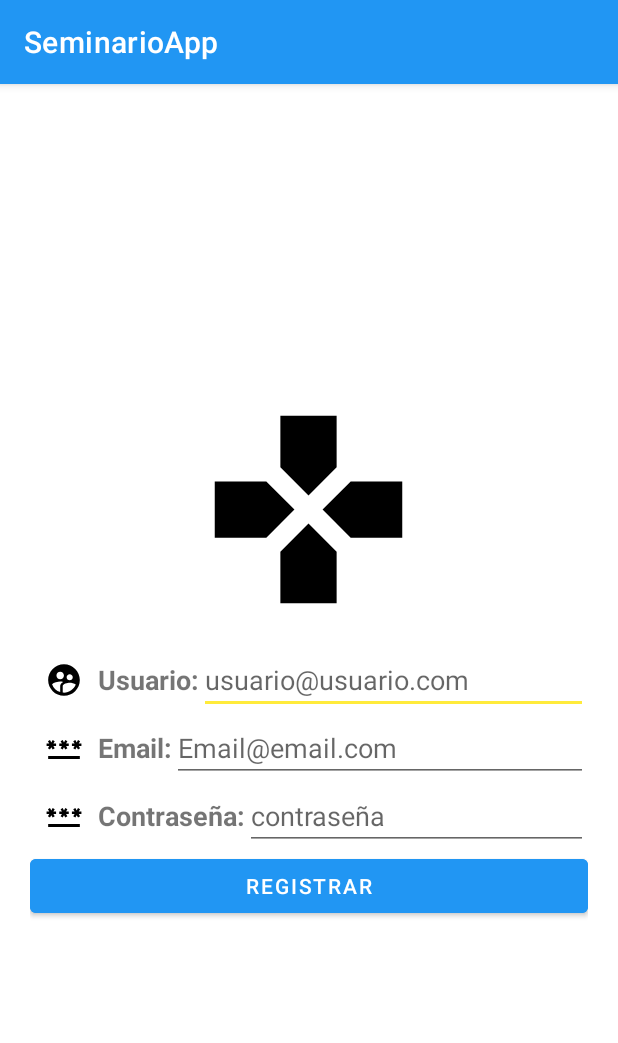
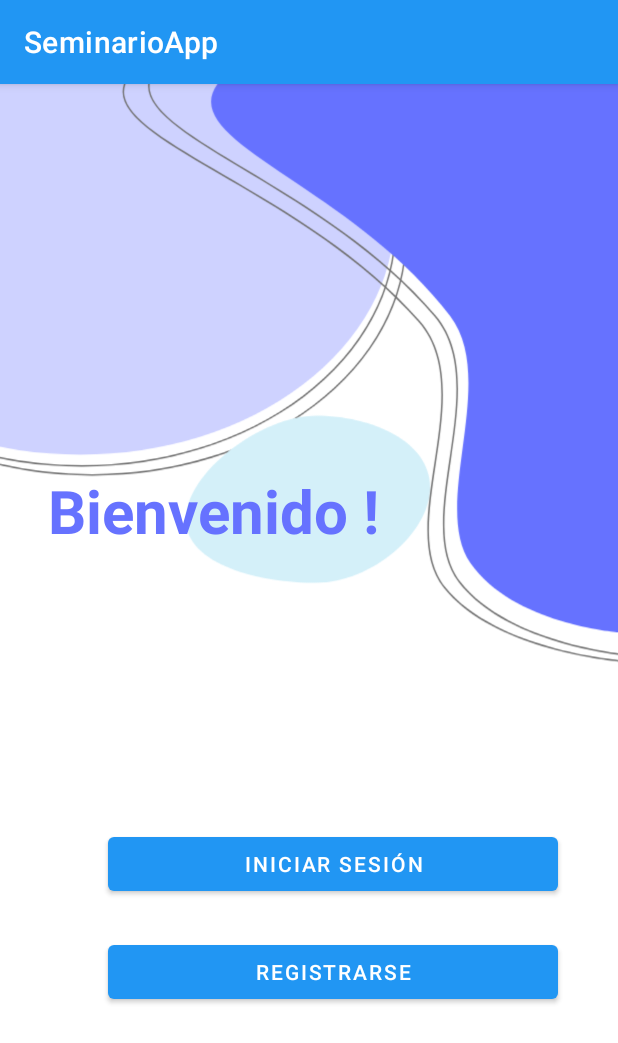
Before and after one commit to vprada25/SeminarioApp, an Android app: the screen it shows after launch (LoginActivity before the commit, MainActivity after it), on a phone screen of 412 x 824 dp. Shown: the top 1043 px of the screen. Run offline under Robolectric (Android 15) with nearby library versions, the phone set to English and light mode, and no system bars.

Commit message:
feat(login-activity): implementing login activity and adjust funcionality with firebase

```diff
--- a/app/src/main/java/com/example/seminarioapp/MainActivity.java
+++ b/app/src/main/java/com/example/seminarioapp/MainActivity.java
@@ -2,13 +2,32 @@ package com.example.seminarioapp;
 
 import androidx.appcompat.app.AppCompatActivity;
 
+import android.content.Intent;
 import android.os.Bundle;
+import android.widget.Button;
 
 public class MainActivity extends AppCompatActivity {
+
+    Button mBtnRegister;
+    Button mBtnLogin;
 
     @Override
     protected void onCreate(Bundle savedInstanceState) {
         super.onCreate(savedInstanceState);
         setContentView(R.layout.activity_main);
+
+        mBtnLogin = findViewById(R.id.btn_login);
+        mBtnRegister = findViewById(R.id.btn_register);
+
+        mBtnRegister.setOnClickListener(v -> {
+            startActivity(new Intent(MainActivity.this, RegisterActivity.class));
+        });
+
+        mBtnLogin.setOnClickListener(v -> {
+            startActivity(new Intent(MainActivity.this, LoginActivity.class));
+        });
+
+
+
     }
 }
--- a/app/src/main/res/layout/activity_login.xml
+++ b/app/src/main/res/layout/activity_login.xml
@@ -1,123 +1,82 @@
 <?xml version="1.0" encoding="utf-8"?>
-<androidx.coordinatorlayout.widget.CoordinatorLayout xmlns:android="http://schemas.android.com/apk/res/android"
+<androidx.constraintlayout.widget.ConstraintLayout xmlns:android="http://schemas.android.com/apk/res/android"
     xmlns:app="http://schemas.android.com/apk/res-auto"
     xmlns:tools="http://schemas.android.com/tools"
     android:layout_width="match_parent"
     android:layout_height="match_parent"
     tools:context=".LoginActivity">
 
-    <LinearLayout
+    <FrameLayout
+        android:layout_width="wrap_content"
+        android:layout_height="wrap_content"
+        tools:ignore="MissingConstraints">
+
+        <ImageView
+            android:id="@+id/imageView"
             android:layout_width="match_parent"
             android:layout_height="match_parent"
+            android:scaleType="fitStart"
+            android:src="@drawable/top_background1" />
+
+    </FrameLayout>
+
+    <LinearLayout
+        android:id="@+id/linearLayout"
+        android:layout_width="match_parent"
+        android:layout_height="844dp"
+        android:layout_margin="16dp"
+        android:gravity="center"
         android:orientation="vertical"
-        android:layout_margin="20dp"
-        android:gravity="center"
-        >
+        tools:ignore="MissingConstraints">
 
         <ImageView
-            android:layout_width="150dp"
-            android:layout_height="150dp"
-            android:src="@drawable/ic_game"
+            android:layout_width="198dp"
+            android:layout_height="220dp"
             android:layout_marginBottom="16dp"
-            />
+            android:src="@drawable/ic_game" />
 
-        <LinearLayout
-            android:layout_width="match_parent"
-            android:layout_height="wrap_content"
-            android:orientation="horizontal">
-
-            <ImageView
-                android:layout_width="25dp"
-                android:layout_height="25dp"
-                android:src="@drawable/ic_user"
-                android:layout_margin="10dp"
-                />
-
-            <TextView
-                android:layout_width="wrap_content"
-                android:layout_height="wrap_content"
-                android:text="Usuario:"
-                android:textStyle="bold"
-                android:textSize="18sp"
-                />
-
-            <EditText
-                android:id="@+id/textUsers"
-                android:layout_width="match_parent"
-                android:layout_height="wrap_content"
-                android:hint="usuario@usuario.com"
-                android:inputType="text"
-                />
-        </LinearLayout>
-        <LinearLayout
-            android:layout_width="match_parent"
-            android:layout_height="wrap_content"
-            android:orientation="horizontal">
-
-            <ImageView
-                android:layout_width="25dp"
-                android:layout_height="25dp"
-                android:src="@drawable/ic_password"
-                android:layout_margin="10dp"
-                />
-
-            <TextView
-
-                android:layout_width="wrap_content"
-                android:layout_height="wrap_content"
-                android:text="Email:"
-                android:textStyle="bold"
-                android:textSize="18sp"
-                />
 
         <EditText
             android:id="@+id/textEmail"
             android:layout_width="match_parent"
-                android:layout_height="wrap_content"
-                android:hint="Email@email.com"
+            android:layout_height="72dp"
+            android:layout_marginStart="32dp"
+            android:layout_marginTop="0dp"
+            android:layout_marginEnd="32dp"
+            android:layout_marginBottom="0dp"
+            android:drawableStart="@drawable/email"
+            android:drawablePadding="16dp"
+            android:ems="10"
+            android:hint="Email"
             android:inputType="textEmailAddress"
-                />
-        </LinearLayout>
-        <LinearLayout
-            android:layout_width="match_parent"
-            android:layout_height="wrap_content"
-            android:orientation="horizontal">
-
-            <ImageView
-                android:layout_width="25dp"
-                android:layout_height="25dp"
-                android:src="@drawable/ic_password"
-                android:layout_margin="10dp"
-                />
-
-            <TextView
-                android:layout_width="wrap_content"
-                android:layout_height="wrap_content"
-                android:text="Contraseña:"
-                android:textStyle="bold"
-                android:textSize="18sp"
-
-                />
+            android:textColorHint="#3B60BC"
+            android:textSize="18sp" />
 
         <EditText
             android:id="@+id/textPassword"
             android:layout_width="match_parent"
-                android:layout_height="wrap_content"
-                android:hint="contraseña"
+            android:layout_height="72dp"
+            android:layout_marginStart="32dp"
+            android:layout_marginTop="16dp"
+            android:layout_marginEnd="32dp"
+            android:layout_marginBottom="16dp"
+            android:drawableStart="@drawable/password"
+            android:drawablePadding="16dp"
+            android:ems="10"
+            android:hint="Contraseña"
             android:inputType="textPassword"
-                />
-        </LinearLayout>
+            android:textColorHint="#3B60BC"
+            android:textSize="18sp" />
 
         <Button
-            android:id="@+id/btnRegister"
+            android:id="@+id/btnLogin"
             android:layout_width="match_parent"
             android:layout_height="wrap_content"
-            android:text="Registrar"
+            android:text="Iniciar Sesion"
             android:textColor="@color/icons"
-            android:backgroundTint="@color/primary"
-            />
+            app:iconTint="@color/primary" />
 
 
     </LinearLayout>
 
-</androidx.coordinatorlayout.widget.CoordinatorLayout>
+</androidx.constraintlayout.widget.ConstraintLayout>
--- a/app/src/main/res/layout/activity_main.xml
+++ b/app/src/main/res/layout/activity_main.xml
@@ -6,13 +6,55 @@
     android:layout_height="match_parent"
     tools:context=".MainActivity">
 
-    <TextView
+    <FrameLayout
         android:layout_width="wrap_content"
         android:layout_height="wrap_content"
-        android:text="Hello World!"
-        app:layout_constraintBottom_toBottomOf="parent"
-        app:layout_constraintEnd_toEndOf="parent"
-        app:layout_constraintStart_toStartOf="parent"
-        app:layout_constraintTop_toTopOf="parent" />
+        tools:ignore="MissingConstraints">
+        <ImageView
+            android:id="@+id/imageView"
+            android:layout_width="match_parent"
+            android:layout_height="match_parent"
+            android:scaleType="fitStart"
+            android:src="@drawable/top_background1" />
+
+    </FrameLayout>
+
+    <RelativeLayout
+        android:layout_width="match_parent"
+        android:layout_height="match_parent"
+        android:layout_centerHorizontal="true"
+        android:layout_centerVertical="true"
+        android:layout_margin="16dp"
+        android:gravity="center"
+        android:orientation="horizontal"
+        tools:layout_editor_absoluteX="16dp"
+        tools:layout_editor_absoluteY="318dp">
+
+        <Button
+            android:id="@+id/btn_login"
+            android:layout_width="300dp"
+            android:layout_marginBottom="24dp"
+            android:layout_height="wrap_content"
+            android:layout_centerInParent="true"
+            android:text="Iniciar sesión" />
+
+        <Button
+            android:id="@+id/btn_register"
+            android:layout_height="wrap_content"
+            android:layout_width="300dp"
+            android:layout_below="@+id/btn_login"
+            android:layout_centerHorizontal="true"
+            android:text="Registrarse" />
+
+        <TextView
+            android:layout_width="347dp"
+            android:layout_height="86dp"
+            android:layout_marginTop="105dp"
+            android:text="Bienvenido !"
+            android:textColor="#6672ff"
+            android:textSize="40sp"
+            android:textStyle="bold" />
+
+    </RelativeLayout>
 
 </androidx.constraintlayout.widget.ConstraintLayout>
--- a/app/src/main/res/values/colors.xml
+++ b/app/src/main/res/values/colors.xml
@@ -3,7 +3,7 @@
     <color name="primary">#2196F3</color>
     <color name="primary_dark">#1976D2</color>
     <color name="primary_light">#BBDEFB</color>
-    <color name="accent">#FFEB3B</color>
+    <color name="accent">#2136F3</color>
     <color name="primary_text">#212121</color>
     <color name="secondary_text">#757575</color>
     <color name="icons">#FFFFFF</color>
```
Also changed, not shown: app/src/main/AndroidManifest.xml (+6 -3 lines), app/src/main/java/com/example/seminarioapp/LoginActivity.java (+28 -65 lines), app/src/main/java/com/example/seminarioapp/RegisterActivity.java (added, +136 -0 lines), app/src/main/res/layout/activity_register.xml (added, +128 -0 lines), app/src/main/res/drawable/btn_arraw1.png (added), app/src/main/res/drawable/email.png (added), app/src/main/res/drawable/name.png (added), app/src/main/res/drawable/password.png (added), app/src/main/res/drawable/top_background1.png (added), app/src/main/res/drawable/top_background2.png (added), 1 other file. Lines whose indentation alone changed are shown as unchanged.
